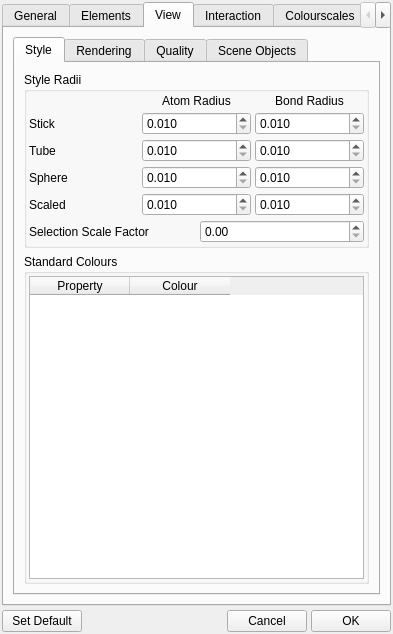
This is src/gui/prefs.ui in trisyoungs/aten as Qt 5 draws it before an edit. The edited form follows.
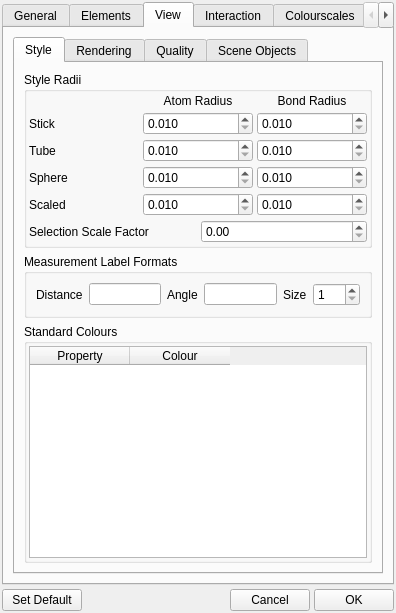
This is the edited form. The open tabs and pages were chosen to show the change. Icons and pictures are not drawn. Custom widgets are drawn as their Qt base class.

Commit message: Added control for number format of measurements, and proper symbol usage for quantities. Partially added rotation globe. Matrix definition problems in this version, e.g. copying Mat4 to GLMatrix is done in wrong column/row ordering?

Patch:
```diff
--- a/src/gui/prefs.ui
+++ b/src/gui/prefs.ui
@@ -5,8 +5,8 @@
    <rect>
     <x>0</x>
     <y>0</y>
-    <width>393</width>
-    <height>634</height>
+    <width>396</width>
+    <height>613</height>
    </rect>
   </property>
   <property name="sizePolicy">
@@ -861,6 +861,60 @@
              </layout>
             </widget>
            </item>
+           <item>
+            <widget class="QGroupBox" name="MeasurementLabelFormatGroup">
+             <property name="title">
+              <string>Measurement Label Formats</string>
+             </property>
+             <layout class="QHBoxLayout" name="horizontalLayout_8">
+              <item>
+               <widget class="QLabel" name="label_14">
+                <property name="text">
+                 <string>Distance</string>
+                </property>
+               </widget>
+              </item>
+              <item>
+               <widget class="QLineEdit" name="DistanceLabelFormatEdit">
+                <property name="toolTip">
+                 <string>C_style format string to use for on-screen distances</string>
+                </property>
+               </widget>
+              </item>
+              <item>
+               <widget class="QLabel" name="label_15">
+                <property name="text">
+                 <string>Angle</string>
+                </property>
+               </widget>
+              </item>
+              <item>
+               <widget class="QLineEdit" name="AngleLabelFormatEdit">
+                <property name="toolTip">
+                 <string>C_style format string to use for on-screen angles</string>
+                </property>
+               </widget>
+              </item>
+              <item>
+               <widget class="QLabel" name="label_13">
+                <property name="text">
+                 <string>Size</string>
+                </property>
+               </widget>
+              </item>
+              <item>
+               <widget class="QSpinBox" name="LabelSizeSpin">
+                <property name="minimum">
+                 <number>1</number>
+                </property>
+                <property name="maximum">
+                 <number>200</number>
+                </property>
+               </widget>
+              </item>
+             </layout>
+            </widget>
+           </item>
            <item>
             <widget class="QGroupBox" name="ColourGroup">
              <property name="sizePolicy">
```
Left out of the diff: 3 changed lines with no effect on the pictures. The commit also changes 17 other files.
